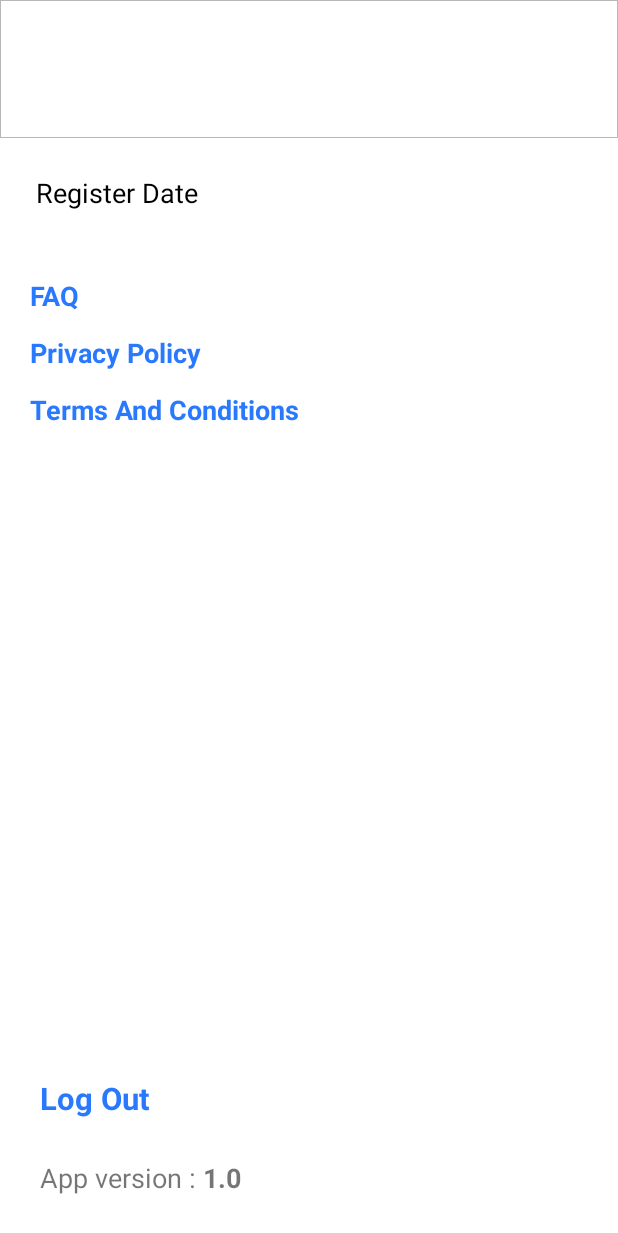
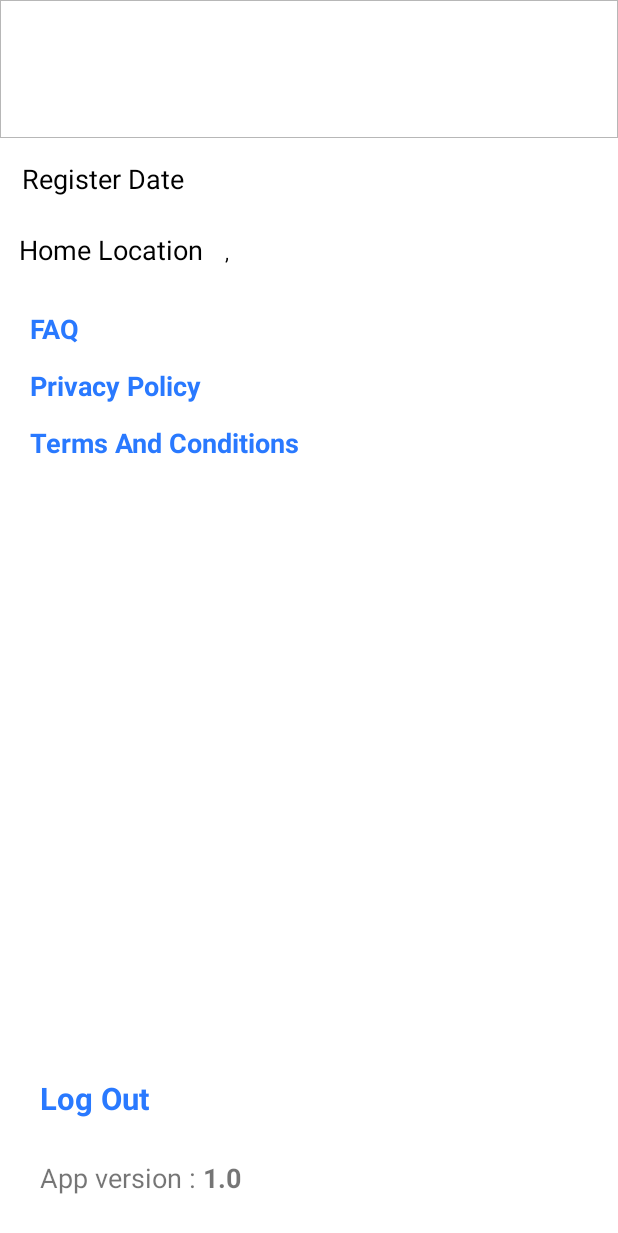
Before and after one commit to Inventrax69/CordonOff, an Android app: the fragment DrawerFragment shown on its own in the app's theme, on a phone screen of 412 x 824 dp. Shown: the top 1233 px of the screen. Run offline under Robolectric (Android 15) with nearby library versions, the light colour scheme and no system bars; our stand-ins replace sdp/ssp sizes; 1 statement that could not run was skipped.

Commit message:
moved lat long to navigation drawer and added geoViolationCount

```diff
--- a/app/src/main/java/com/myapp/nfcapplication/DrawerFragment.java
+++ b/app/src/main/java/com/myapp/nfcapplication/DrawerFragment.java
@@ -40,7 +40,7 @@ public class DrawerFragment extends Fragment implements View.OnClickListener {
     private IntentFilter mIntentFilter;
     private String userName = "";
     ImageView fText;
-    TextView txtUserName,txtPhoneNumber,txtRegDate,btnLogOut,tvAppVersion;
+    TextView txtUserName,txtPhoneNumber,txtRegDate,btnLogOut,tvAppVersion,txtLocation;
     SharedPreferences prefs;
 
 
@@ -70,6 +70,7 @@ public class DrawerFragment extends Fragment implements View.OnClickListener {
         txtUserName = (TextView) layout.findViewById(R.id.txtUserName);
         txtPhoneNumber = (TextView) layout.findViewById(R.id.txtPhoneNumber);
         txtRegDate = (TextView) layout.findViewById(R.id.txtRegDate);
+        txtLocation = (TextView) layout.findViewById(R.id.txtLocation);
 
         btnLogOut = (TextView) layout.findViewById(R.id.btnLogOut);
         tvAppVersion = (TextView) layout.findViewById(R.id.tvAppVersion);
@@ -78,6 +79,7 @@ public class DrawerFragment extends Fragment implements View.OnClickListener {
         txtUserName.setText(prefs.getString(KeyValues.NAME_OF_THE_PERSON, ""));
         txtPhoneNumber.setText(prefs.getString(KeyValues.MOBILE_ONE, ""));
         txtRegDate.setText(prefs.getString(KeyValues.CREATED_DATE, ""));
+        txtLocation.setText(prefs.getString(KeyValues.LATITUDE, "") + " , " +prefs.getString(KeyValues.LONGITUDE, ""));
 
         tvAppVersion.setText("" + BuildConfig.VERSION_NAME);
 
--- a/app/src/main/java/com/myapp/nfcapplication/Pojo/CustomerRegistration.java
+++ b/app/src/main/java/com/myapp/nfcapplication/Pojo/CustomerRegistration.java
@@ -77,6 +77,9 @@ public class CustomerRegistration implements Serializable {
 
     @SerializedName("VialotionCount")
     private int VialotionCount;
+
+    @SerializedName("GeoVialotionCount")
+    private int GeoVialotionCount;
 
     @SerializedName("CreatedDate")
     private String CreatedDate;
@@ -339,4 +342,13 @@ public class CustomerRegistration implements Serializable {
     public void setGeoViolation(boolean geoViolation) {
         IsGeoViolation = geoViolation;
     }
+
+
+    public int getGeoVialotionCount() {
+        return GeoVialotionCount;
+    }
+
+    public void setGeoVialotionCount(int geoVialotionCount) {
+        GeoVialotionCount = geoVialotionCount;
+    }
 }
--- a/app/src/main/java/com/myapp/nfcapplication/RestClient.java
+++ b/app/src/main/java/com/myapp/nfcapplication/RestClient.java
@@ -27,9 +27,9 @@ class RestClient {
                 retrofit = new Retrofit.Builder()
                        // .baseUrl(ServiceURL.getServiceUrl()).client(client)
                        //.baseUrl("http://103.210.73.73/api/").client(client)
-                       //.baseUrl("http://192.168.1.36/Cordonoff/").client(client)
+                       .baseUrl("http://192.168.1.36/Cordonoff/").client(client)
                        //.baseUrl("http://192.168.1.143/Cordonoff/").client(client)
-                        .baseUrl("http://cordonoff.in/api/").client(client)
+                       // .baseUrl("http://cordonoff.in/api/").client(client)
                         .addConverterFactory(GsonConverterFactory.create())
                         .build();
             }
--- a/app/src/main/java/com/myapp/nfcapplication/UserActivity.java
+++ b/app/src/main/java/com/myapp/nfcapplication/UserActivity.java
@@ -287,8 +287,8 @@ public class UserActivity extends AppCompatActivity implements OnMapReadyCallbac
         txtRegDate.setText(prefs.getString(KeyValues.CREATED_DATE, ""));
         // txtRegDate.setText("28-05-2020 12:00:00"); 5/28/2020 12:00:00 AM
         currentTime = Calendar.getInstance().getTime();
-        SimpleDateFormat formatIn = new SimpleDateFormat("MM/dd/yyyy hh:mm:ss a");
-        // SimpleDateFormat formatIn = new SimpleDateFormat("dd-MM-yyyy hh:mm:ss");
+        //SimpleDateFormat formatIn = new SimpleDateFormat("MM/dd/yyyy hh:mm:ss a");
+         SimpleDateFormat formatIn = new SimpleDateFormat("dd-MM-yyyy hh:mm:ss");
         try {
             date = formatIn.parse(txtRegDate.getText().toString());
             // txtCDaysPending.setText("" + (toNoOfdaysConfined - getDaysDiff(currentTime, date)) + " Days");
--- a/app/src/main/res/layout/activity_user.xml
+++ b/app/src/main/res/layout/activity_user.xml
@@ -544,6 +544,7 @@
             </LinearLayout>
 
             <LinearLayout
+                android:visibility="gone"
                 android:layout_width="match_parent"
                 android:layout_height="wrap_content"
                 android:orientation="horizontal"
@@ -624,7 +625,7 @@
                 android:id="@+id/map"
                 android:name="com.google.android.gms.maps.MapFragment"
                 android:layout_width="match_parent"
-                android:layout_height="@dimen/_133sdp" />
+                android:layout_height="@dimen/_125sdp" />
 
 
             <LinearLayout
--- a/app/src/main/res/layout/fragment_navigation_drawer.xml
+++ b/app/src/main/res/layout/fragment_navigation_drawer.xml
@@ -70,7 +70,7 @@
         </LinearLayout>
 
         <LinearLayout
-            android:padding="@dimen/_10sdp"
+            android:padding="@dimen/_3sdp"
             android:layout_width="match_parent"
             android:layout_height="wrap_content">
 
@@ -101,6 +101,50 @@
 
                     <TextView
                         android:id="@+id/txtRegDate"
+                        android:layout_width="wrap_content"
+                        android:layout_height="wrap_content"
+                        android:textColor="@color/black"
+                        android:padding="@dimen/_2sdp"
+                        android:textSize="@dimen/_10sdp"
+                        android:textStyle="" />
+
+                </LinearLayout>
+
+
+            </LinearLayout>
+
+        </LinearLayout>
+
+        <LinearLayout
+            android:padding="@dimen/_3sdp"
+            android:layout_width="match_parent"
+            android:layout_height="wrap_content">
+
+
+
+            <LinearLayout
+                android:orientation="horizontal"
+                android:weightSum="2"
+                android:layout_width="match_parent"
+                android:layout_height="wrap_content">
+
+                <LinearLayout
+                    android:layout_width="match_parent"
+                    android:layout_height="wrap_content"
+                    android:layout_weight="1"
+                    android:orientation="horizontal">
+
+                    <TextView
+                        android:layout_width="wrap_content"
+                        android:layout_height="wrap_content"
+                        android:text=" Home Location "
+                        android:padding="@dimen/_3sdp"
+                        android:textColor="@color/black"
+                        android:textSize="@dimen/_14sdp"
+                        android:textStyle="normal"/>
+
+                    <TextView
+                        android:id="@+id/txtLocation"
                         android:layout_width="wrap_content"
                         android:layout_height="wrap_content"
                         android:textColor="@color/black"
```
